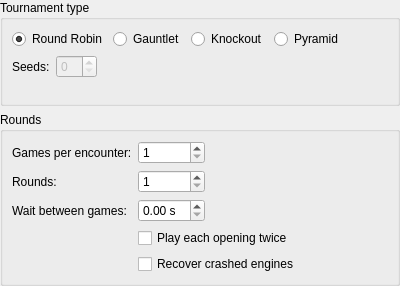
cutechess/cutechess, file projects/gui/ui/tournamentsettingswidget.ui: the form before one commit.
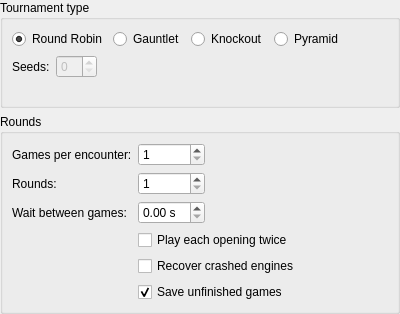
The form after the commit.

Commit message: Add option to discard unfinished games from PGN output

```diff
--- a/projects/gui/ui/tournamentsettingswidget.ui
+++ b/projects/gui/ui/tournamentsettingswidget.ui
@@ -7,7 +7,7 @@
     <x>0</x>
     <y>0</y>
     <width>400</width>
-    <height>286</height>
+    <height>314</height>
    </rect>
   </property>
   <property name="windowTitle">
@@ -193,6 +193,16 @@
         </property>
        </widget>
       </item>
+      <item row="5" column="1">
+       <widget class="QCheckBox" name="m_saveUnfinishedGamesCheck">
+        <property name="text">
+         <string>Save unfinished games</string>
+        </property>
+        <property name="checked">
+         <bool>true</bool>
+        </property>
+       </widget>
+      </item>
      </layout>
     </widget>
    </item>
```
The commit also changes 8 other files.
